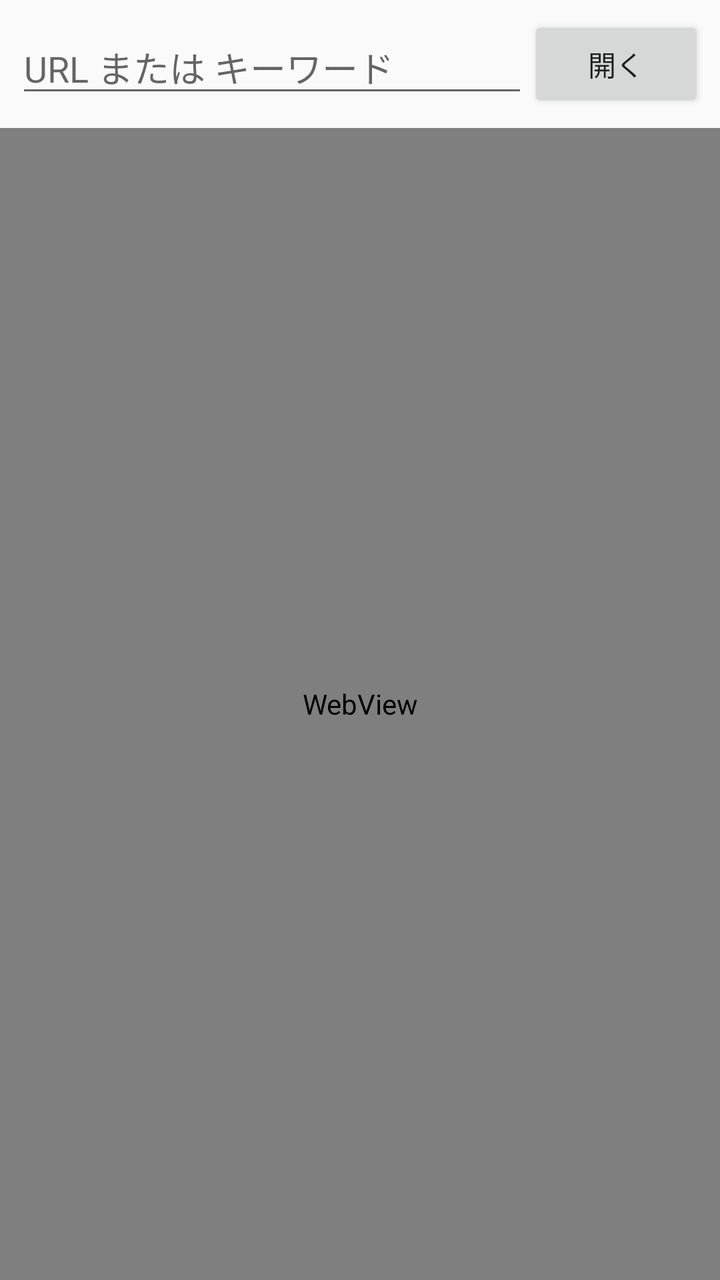
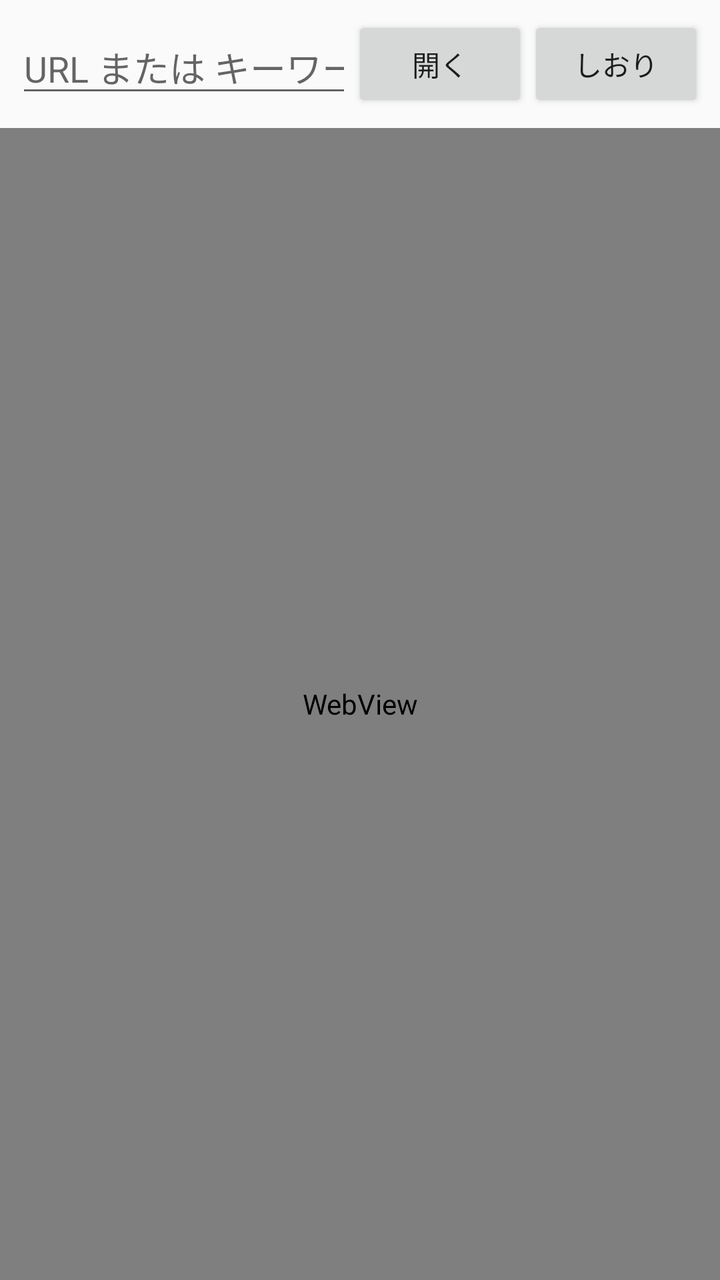

Compare the two renders of this Android layout. The source of the first and the diff that turns it into the second are given below.
<!-- AndroidManifest.xml: activity theme Theme.NarouReader.NoAnim -->
<!-- res/layout/activity_main.xml -->
<?xml version="1.0" encoding="utf-8"?>
<LinearLayout xmlns:android="http://schemas.android.com/apk/res/android"
    android:layout_width="match_parent"
    android:layout_height="match_parent"
    android:orientation="vertical">

    <LinearLayout
        android:layout_width="match_parent"
        android:layout_height="wrap_content"
        android:orientation="horizontal"
        android:padding="8dp"
        android:gravity="center_vertical">

        <EditText
            android:id="@+id/omnibox"
            android:layout_width="0dp"
            android:layout_height="wrap_content"
            android:layout_weight="1"
            android:singleLine="true"
            android:imeOptions="actionGo"
            android:inputType="text"
            android:hint="@string/omnibox_hint" />

        <Button
            android:id="@+id/go_button"
            android:layout_width="wrap_content"
            android:layout_height="wrap_content"
            android:text="@string/omnibox_go" />
    </LinearLayout>

    <WebView
        android:id="@+id/webview"
        android:layout_width="match_parent"
        android:layout_height="0dp"
        android:layout_weight="1" />
</LinearLayout>
<!-- resources referenced by this layout -->
<resources>
  <string name="omnibox_go">開く</string>
  <string name="omnibox_hint">URL または キーワード</string>
  <style name="Theme.NarouReader.NoAnim" parent="Theme.NarouReader">
          <item name="android:windowAnimationStyle">@null</item>
      </style>
  <style name="Theme.NarouReader" parent="Theme.AppCompat.DayNight.NoActionBar" />
</resources>

<!-- the commit's change to res/layout/activity_main.xml (unified diff, before → after) -->
@@ -26,6 +26,12 @@
             android:layout_width="wrap_content"
             android:layout_height="wrap_content"
             android:text="@string/omnibox_go" />
+
+        <Button
+            android:id="@+id/bookmark_button"
+            android:layout_width="wrap_content"
+            android:layout_height="wrap_content"
+            android:text="@string/bookmark_button" />
     </LinearLayout>
 
     <WebView
<!-- resource entries referenced after the edit -->
@@ -1,5 +1,6 @@
 <!-- resources referenced by this layout -->
 <resources>
+  <string name="bookmark_button">しおり</string>
   <string name="omnibox_go">開く</string>
   <string name="omnibox_hint">URL または キーワード</string>
   <style name="Theme.NarouReader.NoAnim" parent="Theme.NarouReader">
